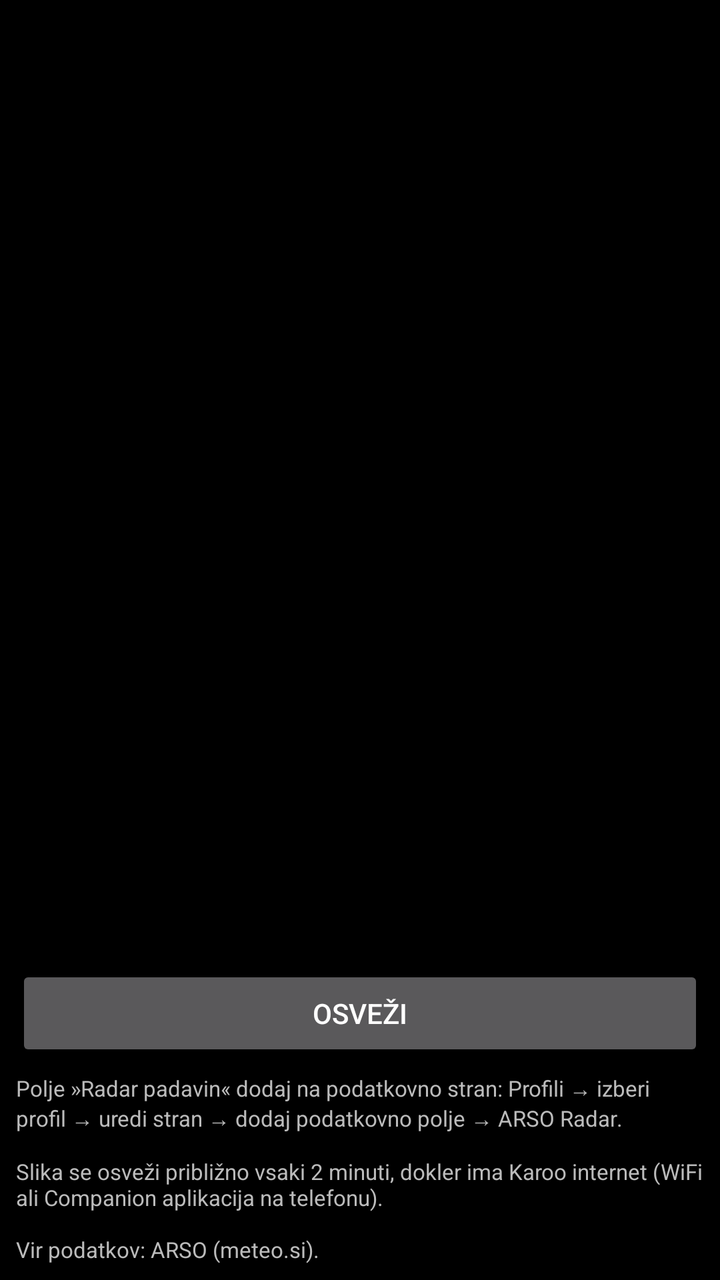
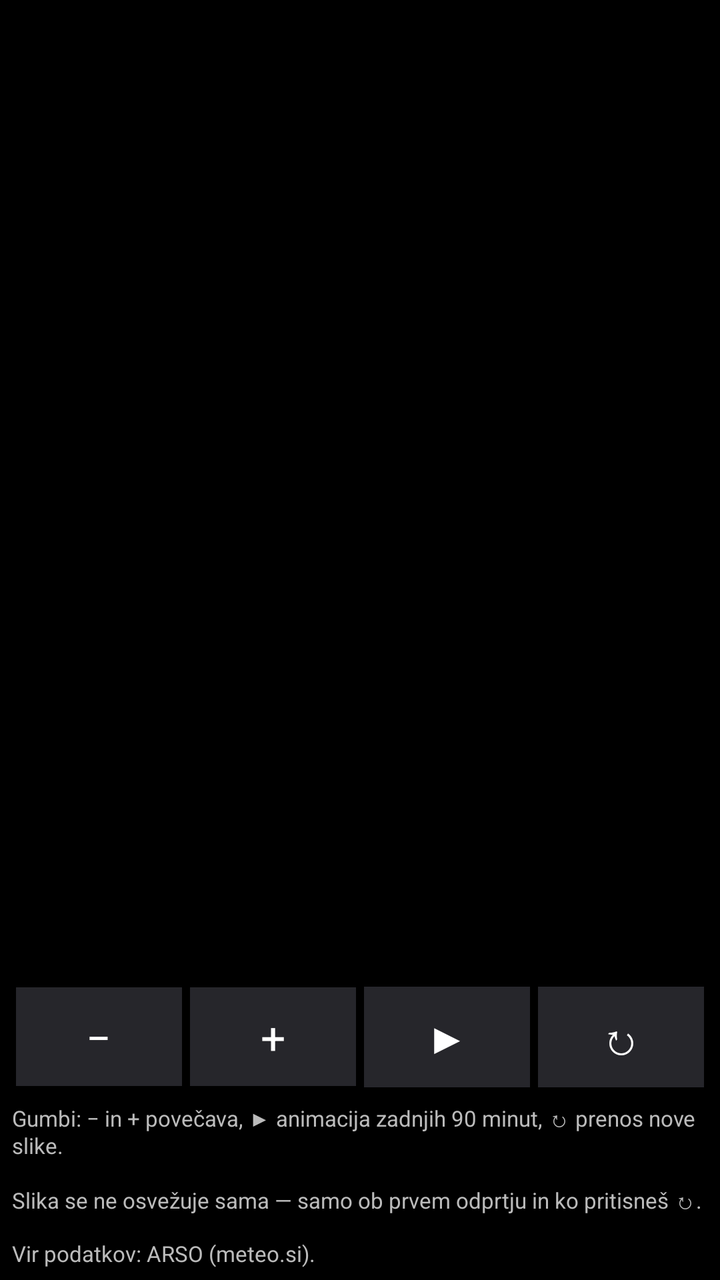

Compare the two renders of this Android layout. The source of the first and the diff that turns it into the second are given below.
<!-- AndroidManifest.xml: application theme Theme.AppCompat.NoActionBar -->
<!-- res/layout/activity_main.xml -->
<?xml version="1.0" encoding="utf-8"?>
<LinearLayout xmlns:android="http://schemas.android.com/apk/res/android"
    android:layout_width="match_parent"
    android:layout_height="match_parent"
    android:background="#000000"
    android:orientation="vertical"
    android:padding="8dp">

    <ImageView
        android:id="@+id/image"
        android:layout_width="match_parent"
        android:layout_height="0dp"
        android:layout_weight="1"
        android:contentDescription="@string/datatype_name"
        android:scaleType="fitCenter" />

    <TextView
        android:id="@+id/status"
        android:layout_width="match_parent"
        android:layout_height="wrap_content"
        android:gravity="center"
        android:paddingTop="4dp"
        android:paddingBottom="4dp"
        android:textColor="#FFFFFF"
        android:textSize="12sp" />

    <Button
        android:id="@+id/refresh"
        android:layout_width="match_parent"
        android:layout_height="wrap_content"
        android:text="@string/refresh" />

    <TextView
        android:layout_width="match_parent"
        android:layout_height="wrap_content"
        android:paddingTop="6dp"
        android:text="@string/howto"
        android:textColor="#BBBBBB"
        android:textSize="11sp" />
</LinearLayout>
<!-- resources referenced by this layout -->
<resources>
  <string name="datatype_name">Radar padavin</string>
  <string name="howto">Polje »Radar padavin« dodaj na podatkovno stran: Profili → izberi profil → uredi stran → dodaj podatkovno polje → ARSO Radar.\n\nSlika se osveži približno vsaki 2 minuti, dokler ima Karoo internet (WiFi ali Companion aplikacija na telefonu).\n\nVir podatkov: ARSO (meteo.si).</string>
  <string name="refresh">Osveži</string>
</resources>

<!-- the commit's change to res/layout/activity_main.xml (unified diff, before → after) -->
@@ -4,7 +4,7 @@
     android:layout_height="match_parent"
     android:background="#000000"
     android:orientation="vertical"
-    android:padding="8dp">
+    android:padding="6dp">
 
     <ImageView
         android:id="@+id/image"
@@ -24,11 +24,67 @@
         android:textColor="#FFFFFF"
         android:textSize="12sp" />
 
-    <Button
-        android:id="@+id/refresh"
+    <LinearLayout
         android:layout_width="match_parent"
         android:layout_height="wrap_content"
-        android:text="@string/refresh" />
+        android:orientation="horizontal">
+
+        <TextView
+            android:id="@+id/btn_zoom_out"
+            android:layout_width="0dp"
+            android:layout_height="wrap_content"
+            android:layout_margin="2dp"
+            android:layout_weight="1"
+            android:background="#26262B"
+            android:gravity="center"
+            android:paddingTop="10dp"
+            android:paddingBottom="10dp"
+            android:text="−"
+            android:textColor="#FFFFFF"
+            android:textSize="22sp" />
+
+        <TextView
+            android:id="@+id/btn_zoom_in"
+            android:layout_width="0dp"
+            android:layout_height="wrap_content"
+            android:layout_margin="2dp"
+            android:layout_weight="1"
+            android:background="#26262B"
+            android:gravity="center"
+            android:paddingTop="10dp"
+            android:paddingBottom="10dp"
+            android:text="+"
+            android:textColor="#FFFFFF"
+            android:textSize="22sp" />
+
+        <TextView
+            android:id="@+id/btn_play"
+            android:layout_width="0dp"
+            android:layout_height="wrap_content"
+            android:layout_margin="2dp"
+            android:layout_weight="1"
+            android:background="#26262B"
+            android:gravity="center"
+            android:paddingTop="10dp"
+            android:paddingBottom="10dp"
+            android:text="▶"
+            android:textColor="#FFFFFF"
+            android:textSize="22sp" />
+
+        <TextView
+            android:id="@+id/btn_refresh"
+            android:layout_width="0dp"
+            android:layout_height="wrap_content"
+            android:layout_margin="2dp"
+            android:layout_weight="1"
+            android:background="#26262B"
+            android:gravity="center"
+            android:paddingTop="10dp"
+            android:paddingBottom="10dp"
+            android:text="↻"
+            android:textColor="#FFFFFF"
+            android:textSize="22sp" />
+    </LinearLayout>
 
     <TextView
         android:layout_width="match_parent"
<!-- resource entries referenced after the edit -->
@@ -1,7 +1,6 @@
 <!-- resources referenced by this layout -->
 <resources>
   <string name="datatype_name">Radar padavin</string>
-  <string name="howto">Polje »Radar padavin« dodaj na podatkovno stran: Profili → izberi profil → uredi stran → dodaj podatkovno polje → ARSO Radar.\n\nSlika se osveži približno vsaki 2 minuti, dokler ima Karoo internet (WiFi ali Companion aplikacija na telefonu).\n\nVir podatkov: ARSO (meteo.si).</string>
-  <string name="refresh">Osveži</string>
+  <string name="howto">Gumbi: − in + povečava, ▶ animacija zadnjih 90 minut, ↻ prenos nove slike.\n\nSlika se ne osvežuje sama — samo ob prvem odprtju in ko pritisneš ↻.\n\nVir podatkov: ARSO (meteo.si).</string>
 </resources>
 
